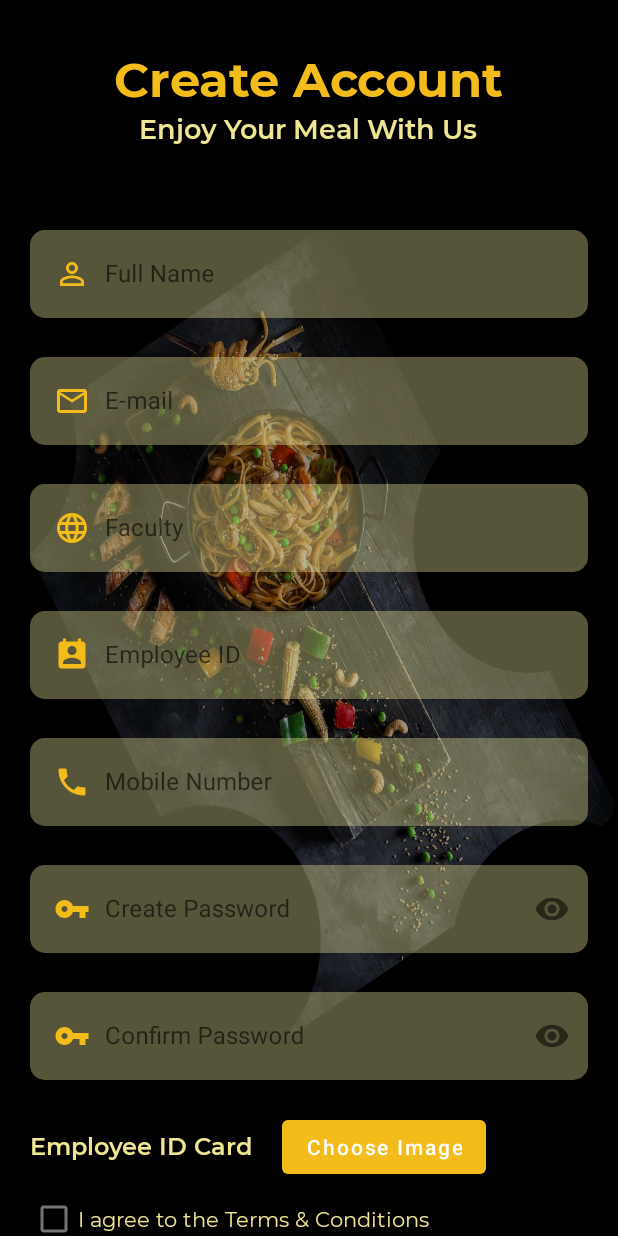
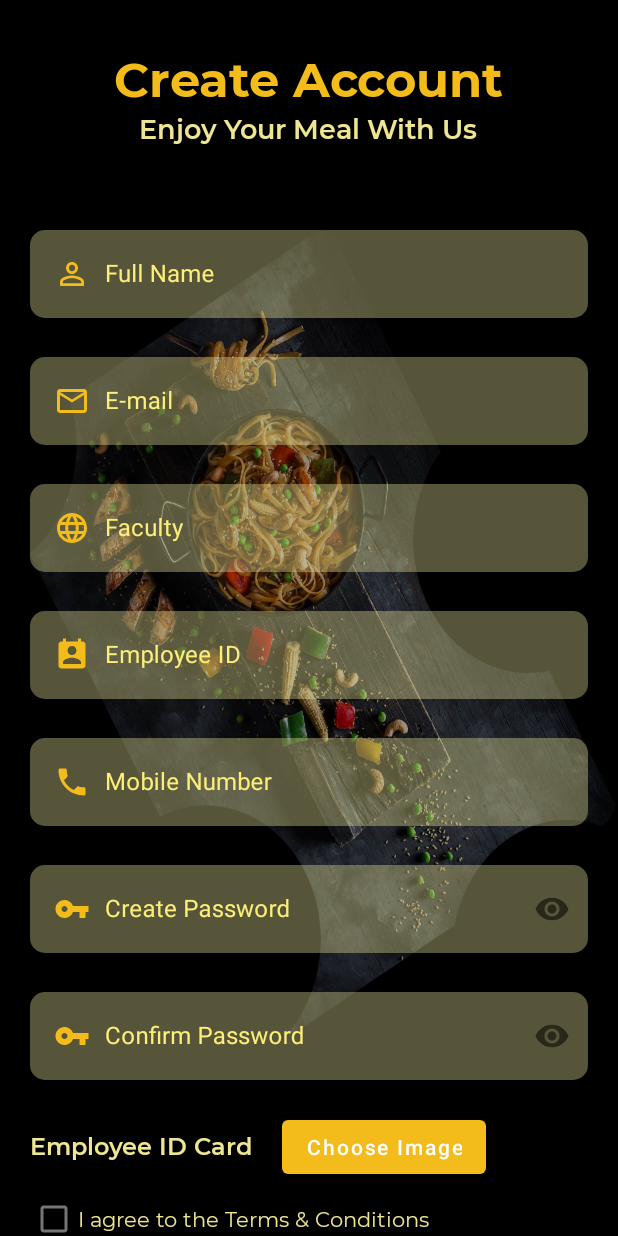
Before and after one commit to kalsha600/sliitcafeMadd, an Android app: the RegisterUserActivity screen opened directly, with no data from a screen before it, on a phone screen of 412 x 824 dp. Run offline under Robolectric (Android 15) with nearby library versions, the phone set to English and light mode, and no system bars; our stand-ins replace Firebase (no records; nobody signed in at launch, a user with empty details on screens opened directly); libraries missing offline, so code that uses them is left out: com.theartofdev.edmodo.

Commit message:
text color changes

```diff
--- a/app/src/main/res/layout/activity_login_user.xml
+++ b/app/src/main/res/layout/activity_login_user.xml
@@ -52,6 +52,7 @@
             style="@style/Widget.MaterialComponents.TextInputLayout.OutlinedBox"
             android:layout_width="match_parent"
             android:layout_height="wrap_content"
+            android:textColorHint="#FBEE79"
             app:errorEnabled="true">
 
             <com.google.android.material.textfield.TextInputEditText
@@ -62,8 +63,8 @@
                 android:drawablePadding="10dp"
                 android:hint="@string/e_mail"
                 android:inputType="textEmailAddress"
-                android:textColor="#59FAF2A4"
-                android:textColorHint="@color/enjoy_your_meal" />
+                android:textColor="#FFFFFF"
+                android:textColorHint="@color/white" />
         </com.google.android.material.textfield.TextInputLayout>
 
         <com.google.android.material.textfield.TextInputLayout
@@ -72,6 +73,7 @@
             android:layout_width="match_parent"
             android:layout_height="wrap_content"
             app:errorEnabled="true"
+            android:textColorHint="#FBEE79"
             app:passwordToggleEnabled="true">
 
 
@@ -83,8 +85,8 @@
                 android:drawablePadding="10dp"
                 android:hint="@string/password"
                 android:inputType="textPassword"
-                android:textColor="#FDF7C1"
-                android:textColorHint="@color/enjoy_your_meal">
+                android:textColor="#FFFFFF"
+                android:textColorHint="@color/white">
 
             </com.google.android.material.textfield.TextInputEditText>
 
--- a/app/src/main/res/layout/activity_register_user.xml
+++ b/app/src/main/res/layout/activity_register_user.xml
@@ -49,16 +49,18 @@
                 android:layout_width="match_parent"
                 android:layout_height="wrap_content"
                 app:errorEnabled="true"
+                android:textColorHint="#FBEE79"
                 style="@style/Widget.MaterialComponents.TextInputLayout.OutlinedBox">
 
                 <com.google.android.material.textfield.TextInputEditText
                     android:layout_width="match_parent"
                     android:layout_height="wrap_content"
+                    android:background="@drawable/textarea_color"
+                    android:drawableStart="@drawable/ic_user"
+                    android:drawablePadding="10dp"
                     android:hint="@string/full_name"
-                    android:background="@drawable/textarea_color"
                     android:inputType="text"
-                    android:drawableStart="@drawable/ic_user"
-                    android:drawablePadding="10dp"/>
+                    android:textColor="#FFFDFD" />
 
             </com.google.android.material.textfield.TextInputLayout>
             <com.google.android.material.textfield.TextInputLayout
@@ -66,16 +68,18 @@
                 android:layout_width="match_parent"
                 android:layout_height="wrap_content"
                 app:errorEnabled="true"
+                android:textColorHint="#FBEE79"
                 style="@style/Widget.MaterialComponents.TextInputLayout.OutlinedBox">
 
                 <com.google.android.material.textfield.TextInputEditText
                     android:layout_width="match_parent"
                     android:layout_height="wrap_content"
+                    android:background="@drawable/textarea_color"
                     android:drawableStart="@drawable/ic_baseline_mail_outline_24"
                     android:drawablePadding="10dp"
                     android:hint="@string/e_mail"
-                    android:background="@drawable/textarea_color"
-                    android:inputType="textEmailAddress" />
+                    android:inputType="textEmailAddress"
+                    android:textColor="#FFFFFF" />
 
             </com.google.android.material.textfield.TextInputLayout>
             <com.google.android.material.textfield.TextInputLayout
@@ -83,6 +87,7 @@
                 android:layout_width="match_parent"
                 android:layout_height="wrap_content"
                 app:errorEnabled="true"
+                android:textColorHint="#FBEE79"
                 style="@style/Widget.MaterialComponents.TextInputLayout.OutlinedBox">
 
                 <com.google.android.material.textfield.TextInputEditText
@@ -92,7 +97,8 @@
                     android:drawableStart="@drawable/ic_organization"
                     android:drawablePadding="10dp"
                     android:hint="@string/company_organization2"
-                    android:inputType="text" />
+                    android:inputType="text"
+                    android:textColor="#FFFFFF" />
 
             </com.google.android.material.textfield.TextInputLayout>
             <com.google.android.material.textfield.TextInputLayout
@@ -100,16 +106,18 @@
                 android:layout_width="match_parent"
                 android:layout_height="wrap_content"
                 app:errorEnabled="true"
+                android:textColorHint="#FBEE79"
                 style="@style/Widget.MaterialComponents.TextInputLayout.OutlinedBox">
 
                 <com.google.android.material.textfield.TextInputEditText
                     android:layout_width="match_parent"
                     android:layout_height="wrap_content"
+                    android:background="@drawable/textarea_color"
+                    android:drawableStart="@drawable/ic_employee_id"
+                    android:drawablePadding="10dp"
                     android:hint="@string/employee_id"
-                    android:background="@drawable/textarea_color"
                     android:inputType="text"
-                    android:drawableStart="@drawable/ic_employee_id"
-                    android:drawablePadding="10dp"/>
+                    android:textColor="#FFFFFF" />
 
             </com.google.android.material.textfield.TextInputLayout>
             <com.google.android.material.textfield.TextInputLayout
@@ -117,17 +125,19 @@
                 android:layout_width="match_parent"
                 android:layout_height="wrap_content"
                 app:errorEnabled="true"
+                android:textColorHint="#FBEE79"
                 style="@style/Widget.MaterialComponents.TextInputLayout.OutlinedBox">
 
                 <com.google.android.material.textfield.TextInputEditText
                     android:layout_width="match_parent"
                     android:layout_height="wrap_content"
+                    android:background="@drawable/textarea_color"
+                    android:drawableStart="@drawable/ic_mobile"
+                    android:drawablePadding="10dp"
                     android:hint="@string/mobile_number"
                     android:inputType="number"
-                    android:background="@drawable/textarea_color"
                     android:maxLength="10"
-                    android:drawableStart="@drawable/ic_mobile"
-                    android:drawablePadding="10dp"/>
+                    android:textColor="#FFFFFF" />
 
             </com.google.android.material.textfield.TextInputLayout>
             <com.google.android.material.textfield.TextInputLayout
@@ -136,16 +146,18 @@
                 android:layout_height="wrap_content"
                 app:errorEnabled="true"
                 app:passwordToggleEnabled="true"
+                android:textColorHint="#FBEE79"
                 style="@style/Widget.MaterialComponents.TextInputLayout.OutlinedBox">
 
                 <com.google.android.material.textfield.TextInputEditText
                     android:layout_width="match_parent"
                     android:layout_height="wrap_content"
+                    android:background="@drawable/textarea_color"
+                    android:drawableStart="@drawable/ic_password_1"
+                    android:drawablePadding="10dp"
                     android:hint="@string/create_password"
-                    android:background="@drawable/textarea_color"
                     android:inputType="textPassword"
-                    android:drawableStart="@drawable/ic_password_1"
-                    android:drawablePadding="10dp"/>
+                    android:textColor="#FFFFFF" />
 
             </com.google.android.material.textfield.TextInputLayout>
             <com.google.android.material.textfield.TextInputLayout
@@ -154,16 +166,18 @@
                 android:layout_height="wrap_content"
                 app:errorEnabled="true"
                 app:passwordToggleEnabled="true"
+                android:textColorHint="#FBEE79"
                 style="@style/Widget.MaterialComponents.TextInputLayout.OutlinedBox">
 
                 <com.google.android.material.textfield.TextInputEditText
                     android:layout_width="match_parent"
                     android:layout_height="wrap_content"
+                    android:background="@drawable/textarea_color"
                     android:drawableStart="@drawable/ic_password_1"
                     android:drawablePadding="10dp"
                     android:hint="@string/confirm_password"
-                    android:background="@drawable/textarea_color"
-                    android:inputType="textPassword" />
+                    android:inputType="textPassword"
+                    android:textColor="#FFFFFF" />
 
             </com.google.android.material.textfield.TextInputLayout>
 
```
